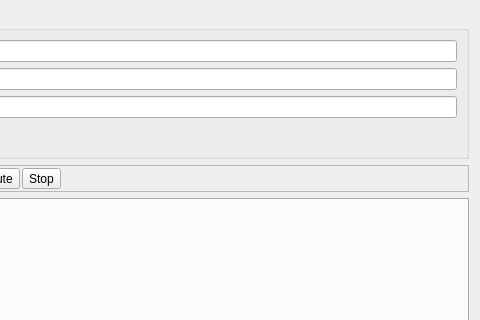
The window that plugins/qfe_fcssimulator/qfefcssimmainwidnow.ui (jkriege2/QuickFit3) describes before a commit, drawn with Qt 5; both pictures show x 299 to 779 and y 0 to 320 of the 779 by 535 pixel window.
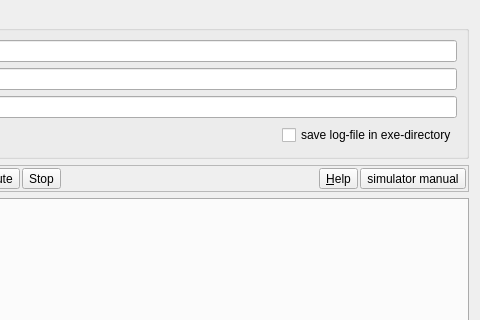
The same window after the commit. Icons and pictures are not drawn. Custom widgets are drawn as their Qt base class.

Commit message: improved documentation and added help-buttons

Patch:
```diff
--- a/plugins/qfe_fcssimulator/qfefcssimmainwidnow.ui
+++ b/plugins/qfe_fcssimulator/qfefcssimmainwidnow.ui
@@ -83,6 +83,13 @@
           </property>
          </spacer>
         </item>
+        <item>
+         <widget class="QCheckBox" name="chkSaveLog">
+          <property name="text">
+           <string>save log-file in exe-directory</string>
+          </property>
+         </widget>
+        </item>
        </layout>
       </item>
      </layout>
@@ -213,6 +220,34 @@
         </property>
        </spacer>
       </item>
+      <item>
+       <widget class="QToolButton" name="btnHelp">
+        <property name="text">
+         <string>&amp;Help</string>
+        </property>
+        <property name="icon">
+         <iconset resource="../../lib/lib.qrc">
+          <normaloff>:/lib/help/help.png</normaloff>:/lib/help/help.png</iconset>
+        </property>
+        <property name="toolButtonStyle">
+         <enum>Qt::ToolButtonTextBesideIcon</enum>
+        </property>
+       </widget>
+      </item>
+      <item>
+       <widget class="QToolButton" name="btnManual">
+        <property name="text">
+         <string>simulator manual</string>
+        </property>
+        <property name="icon">
+         <iconset resource="../../lib/lib.qrc">
+          <normaloff>:/pdf.png</normaloff>:/pdf.png</iconset>
+        </property>
+        <property name="toolButtonStyle">
+         <enum>Qt::ToolButtonTextBesideIcon</enum>
+        </property>
+       </widget>
+      </item>
      </layout>
     </widget>
    </item>
```
The commit also changes 5 other files.
